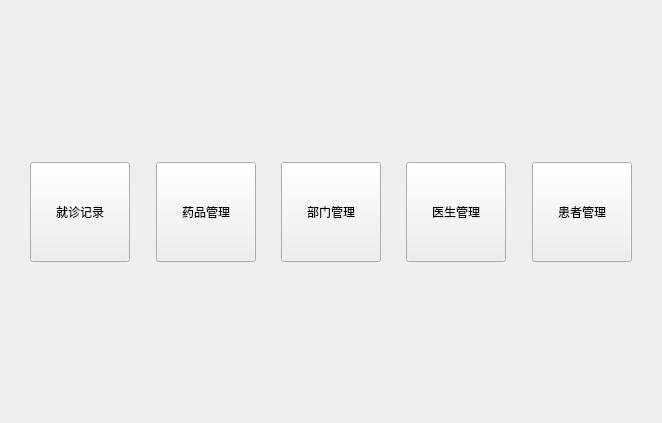
First picture: the form in HDATS/welcome.ui, repository fhwhsa/HDATS, before the edit.
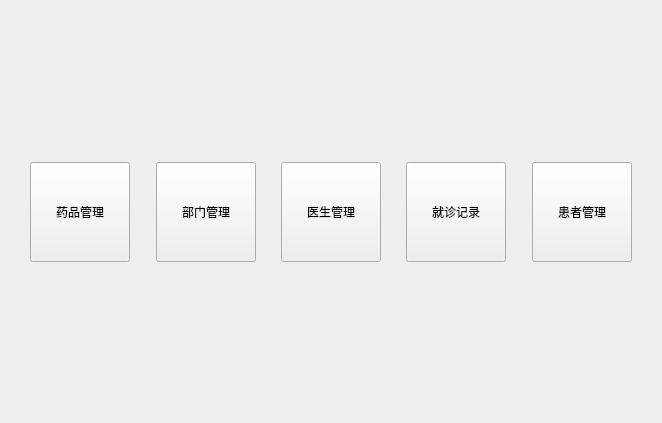
Second picture: the form after the edit.

What changed in the file:
```diff
--- a/HDATS/welcome.ui
+++ b/HDATS/welcome.ui
@@ -44,38 +44,6 @@
          </property>
         </spacer>
        </item>
-       <item>
-        <widget class="QPushButton" name="btnDiagnosticRecords">
-         <property name="sizePolicy">
-          <sizepolicy hsizetype="Minimum" vsizetype="Minimum">
-           <horstretch>0</horstretch>
-           <verstretch>0</verstretch>
-          </sizepolicy>
-         </property>
-         <property name="minimumSize">
-          <size>
-           <width>100</width>
-           <height>100</height>
-          </size>
-         </property>
-         <property name="text">
-          <string>就诊记录</string>
-         </property>
-        </widget>
-       </item>
-       <item>
-        <spacer name="horizontalSpacer">
-         <property name="orientation">
-          <enum>Qt::Horizontal</enum>
-         </property>
-         <property name="sizeHint" stdset="0">
-          <size>
-           <width>40</width>
-           <height>20</height>
-          </size>
-         </property>
-        </spacer>
-       </item>
        <item>
         <widget class="QPushButton" name="btnDrugManagement">
          <property name="sizePolicy">
@@ -159,6 +127,38 @@
          </property>
         </widget>
        </item>
+       <item>
+        <spacer name="horizontalSpacer_5">
+         <property name="orientation">
+          <enum>Qt::Horizontal</enum>
+         </property>
+         <property name="sizeHint" stdset="0">
+          <size>
+           <width>40</width>
+           <height>20</height>
+          </size>
+         </property>
+        </spacer>
+       </item>
+       <item>
+        <widget class="QPushButton" name="btnDiagnosticRecords">
+         <property name="sizePolicy">
+          <sizepolicy hsizetype="Minimum" vsizetype="Minimum">
+           <horstretch>0</horstretch>
+           <verstretch>0</verstretch>
+          </sizepolicy>
+         </property>
+         <property name="minimumSize">
+          <size>
+           <width>100</width>
+           <height>100</height>
+          </size>
+         </property>
+         <property name="text">
+          <string>就诊记录</string>
+         </property>
+        </widget>
+       </item>
        <item>
         <spacer name="horizontalSpacer_3">
          <property name="orientation">
```
Left out of the diff: 4 changed lines with no effect on the pictures.
